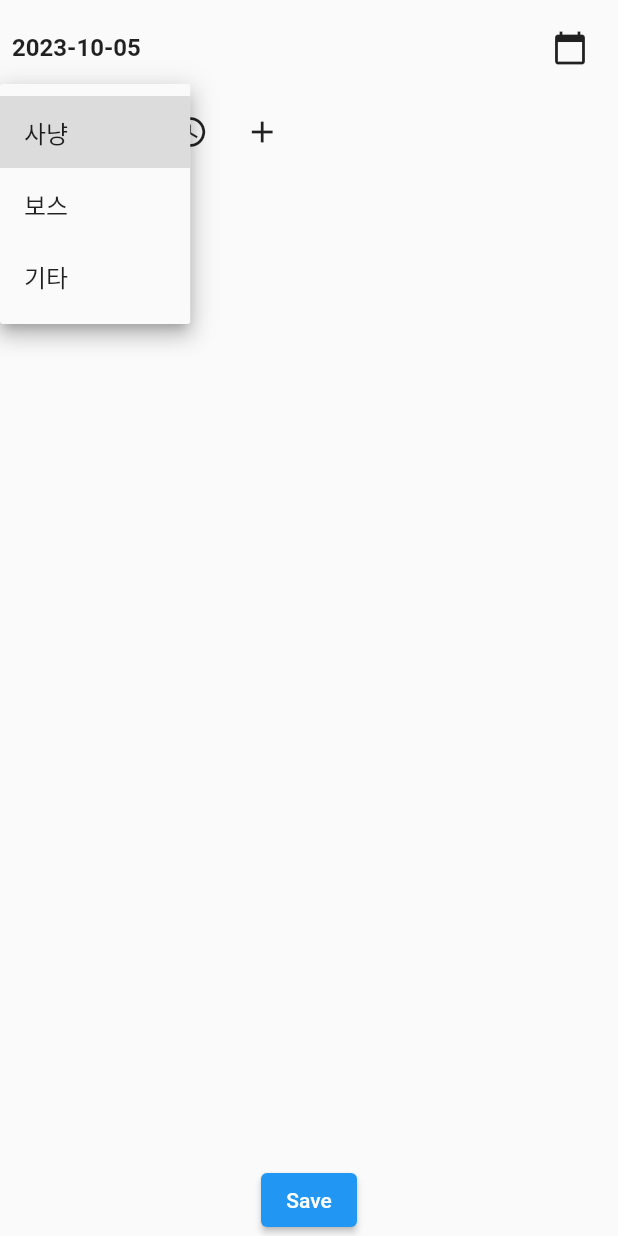
After one commit to alskfl222/streamview-controller, a Flutter app: the TodoList screen opened directly, after a tap on "종류 선택", on a phone screen of 412 x 824 dp. The commit adds this screen. Run offline on Flutter 3.47's test engine with Material 2 defaults, Android fonts, the phone set to English and light mode, and no system bars; our stand-ins replace firebase_auth, firebase_core, flutter_dotenv; accounts and stored records are empty.

Commit message:
Fix: todo code spliting

```diff
--- a/lib/homepage.dart
+++ b/lib/homepage.dart
@@ -1,5 +1,6 @@
 import 'package:flutter/material.dart';
 import 'package:provider/provider.dart';
+import 'package:streamview_controller/todo/container.dart';
 import 'user.dart';
 import 'tab.dart';
 
@@ -45,14 +46,14 @@ class MyHomePage extends StatelessWidget {
           bottom: const TabBar(
             tabs: [
               Tab(text: "현재"),
-              Tab(text: "변화"),
+              Tab(text: "할 일"),
             ],
           ),
         ),
         body: TabBarView(
           children: [
             TabContent(sendMessage: sendMessage, tabName: "Tab 1"),
-            TabContent(sendMessage: sendMessage, tabName: "Tab 2"),
+            const TodoList(),
           ],
         ),
       ),
--- a/lib/main.dart
+++ b/lib/main.dart
@@ -11,7 +11,7 @@ import 'user.dart';
 import 'homepage.dart';
 import 'login.dart';
 import 'server_error.dart';
-import 'todo.dart';
+import 'todo/container.dart';
 
 void main() async {
   WidgetsFlutterBinding.ensureInitialized();
--- /dev/null
+++ b/lib/todo/container.dart
@@ -0,0 +1,128 @@
+import 'package:flutter/material.dart';
+import 'package:provider/provider.dart';
+import 'package:streamview_controller/todo/list.dart';
+import 'input.dart';
+import '../user.dart';
+
+class TodoItem {
+  final String id;
+  final String description;
+  final String type; // '사냥', '보스', '기타'
+  final String? character; // 'a', 'b', 'c' 또는 null (임시)
+  final DateTime addedTime;
+  DateTime? plannedStartTime;
+  DateTime? actualStartTime;
+
+  TodoItem({
+    required this.id,
+    required this.description,
+    required this.type,
+    required this.addedTime,
+    this.character,
+    this.plannedStartTime,
+    this.actualStartTime,
+  });
+}
+
+class TodoList extends StatefulWidget {
+  const TodoList({super.key});
+
+  @override
+  _TodoListState createState() => _TodoListState();
+}
+
+class _TodoListState extends State<TodoList> {
+  final List<TodoItem> _todos = [];
+  DateTime selectedDate = DateTime.now();
+
+  // DateTime? plannedStartTime;
+
+  @override
+  void didChangeDependencies() {
+    super.didChangeDependencies();
+    var userProvider = Provider.of<UserProvider>(context, listen: false);
+    if (userProvider.status != Status.authenticated) {
+      Navigator.pushReplacementNamed(context, '/');
+    }
+  }
+
+  @override
+  Widget build(BuildContext context) {
+    return Scaffold(
+      body: Column(
+        children: [
+          Padding(
+            padding: const EdgeInsets.all(8.0),
+            child: Column(
+              children: [
+                Row(
+                  children: [
+                    Expanded(
+                      child: Text(
+                        "${selectedDate.toLocal()}".split(' ')[0], // 현재 날짜를 표시
+                        style: const TextStyle(
+                          fontSize: 16,
+                          fontWeight: FontWeight.bold,
+                        ),
+                      ),
+                    ),
+                    IconButton(
+                      icon: const Icon(Icons.calendar_today),
+                      onPressed: () async {
+                        final DateTime? pickedDate = await showDatePicker(
+                          context: context,
+                          initialDate: selectedDate,
+                          firstDate: DateTime.now(),
+                          lastDate:
+                              DateTime.now().add(const Duration(days: 365)),
+                        );
+                        if (pickedDate != null && pickedDate != selectedDate) {
+                          setState(() {
+                            selectedDate = pickedDate;
+                          });
+                        }
+                      },
+                    ),
+                  ],
+                ),
+                TodoInputWidget(onAddTodo: _addTodo)
+              ],
+            ),
+          ),
+          TodoListWidget(
+            todos: _todos,
+            onReorder: _onReorder,
+          ),
+          ElevatedButton(
+            onPressed: _sendToServer,
+            child: const Text("Save"),
+          ),
+        ],
+      ),
+    );
+  }
+
+  void _addTodo(TodoItem item) {
+    setState(() {
+      _todos.add(item);
+    });
+  }
+
+  void _onReorder(int oldIndex, int newIndex) {
+    if (newIndex > oldIndex) {
+      newIndex -= 1;
+    }
+    setState(() {
+      final item = _todos.removeAt(oldIndex);
+      _todos.insert(newIndex, item);
+    });
+  }
+
+  void _sendToServer() {
+    final userProvider = Provider.of<UserProvider>(context, listen: false);
+    print(userProvider.user?.email);
+    // 서버로 데이터를 보내는 로직을 구현해야 합니다.
+    // 현재는 단순히 콘솔에 출력만 하도록 했습니다.
+    print("Sending data to server: $_todos");
+  }
+}
--- /dev/null
+++ b/lib/todo/input.dart
@@ -0,0 +1,125 @@
+import 'package:flutter/material.dart';
+import 'container.dart';
+
+class TodoInputWidget extends StatefulWidget {
+  final Function(TodoItem) onAddTodo;
+
+  const TodoInputWidget({super.key, required this.onAddTodo});
+
+  @override
+  _TodoInputWidgetState createState() => _TodoInputWidgetState();
+}
+
+class _TodoInputWidgetState extends State<TodoInputWidget> {
+  final TextEditingController _textController = TextEditingController();
+  DateTime selectedDate = DateTime.now();
+  String? _selectedType;
+  String? _selectedCharacter;
+  DateTime? plannedStartTime;
+
+  @override
+  Widget build(BuildContext context) {
+    return Padding(
+      padding: const EdgeInsets.all(8.0),
+      child: Column(
+        children: [
+          Row(
+            children: [
+              DropdownButton<String>(
+                value: _selectedType,
+                items: ['사냥', '보스', '기타']
+                    .map<DropdownMenuItem<String>>((String value) {
+                  return DropdownMenuItem<String>(
+                    value: value,
+                    child: Text(value),
+                  );
+                }).toList(),
+                onChanged: (String? newValue) {
+                  setState(() {
+                    _selectedType = newValue;
+                    _selectedCharacter = null; // 타입 변경 시 캐릭터 선택도 초기화
+                  });
+                },
+                hint: Text("종류 선택"),
+              ),
+              if (_selectedType == '사냥' || _selectedType == '보스')
+                DropdownButton<String>(
+                  value: _selectedCharacter,
+                  items: ['a', 'b', 'c']
+                      .map<DropdownMenuItem<String>>((String value) {
+                    return DropdownMenuItem<String>(
+                      value: value,
+                      child: Text(value),
+                    );
+                  }).toList(),
+                  onChanged: (String? newValue) {
+                    setState(() {
+                      _selectedCharacter = newValue;
+                    });
+                  },
+                  hint: Text("캐릭터 선택"),
+                )
+              else if (_selectedType == '기타')
+                SizedBox(
+                  width: 200,
+                  child: TextField(
+                    controller: _textController,
+                    decoration: const InputDecoration(
+                      labelText: "기타 내용을 입력하세요",
+                    ),
+                  ),
+                ),
+              IconButton(
+                icon: const Icon(Icons.access_time),
+                onPressed: _selectPlannedStartTime,
+              ),
+              IconButton(
+                icon: const Icon(Icons.add),
+                onPressed: () {
+                  _handleAddTodo();
+                },
+              ),
+            ],
+          ),
+        ],
+      ),
+    );
+  }
+
+  void _selectPlannedStartTime() async {
+    TimeOfDay? selectedTime = await showTimePicker(
+      context: context,
+      initialTime: TimeOfDay.now(),
+    );
+
+    if (selectedTime != null) {
+      DateTime now = DateTime.now();
+      plannedStartTime = DateTime(
+        now.year,
+        now.month,
+        now.day,
+        selectedTime.hour,
+        selectedTime.minute,
+      );
+    }
+  }
+
+  void _handleAddTodo() {
+    if (_selectedType != null) {
+      final todoItem = TodoItem(
+        id: DateTime.now().toString(),
+        type: _selectedType!,
+        character: _selectedCharacter ?? "",
+        description: _textController.text,
+        addedTime: DateTime.now(),
+        plannedStartTime: plannedStartTime,
+      );
+      setState(() {
+        widget.onAddTodo(todoItem);
+        plannedStartTime = null;
+      });
+      _textController.clear();
+    }
+  }
+// ... (다른 메서드와 로직들도 이곳에 복사)
+}
--- /dev/null
+++ b/lib/todo/list.dart
@@ -0,0 +1,26 @@
+import 'package:flutter/material.dart';
+import 'container.dart';
+import 'item.dart';
+
+class TodoListWidget extends StatelessWidget {
+  final List<TodoItem> todos;
+  final Function(int oldIndex, int newIndex) onReorder;
+
+  const TodoListWidget(
+      {super.key, required this.todos, required this.onReorder});
+
+  @override
+  Widget build(BuildContext context) {
+    return Expanded(
+      child: ReorderableListView(
+        buildDefaultDragHandles: false,
+        onReorder: onReorder,
+        children: todos.map((todo) {
+          int index = todos.indexOf(todo);
+          return TodoItemWidget(
+              key: ValueKey(todo.id), todo: todo, index: index);
+        }).toList(),
+      ),
+    );
+  }
+}
```
Also changed, not shown: lib/todo.dart (deleted, +0 -277 lines), lib/todo/item.dart (added, +68 -0 lines).
